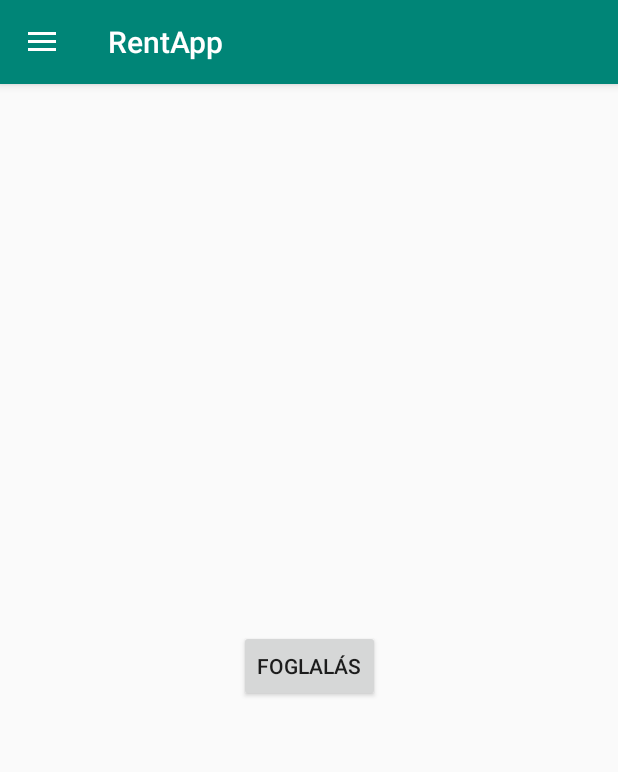
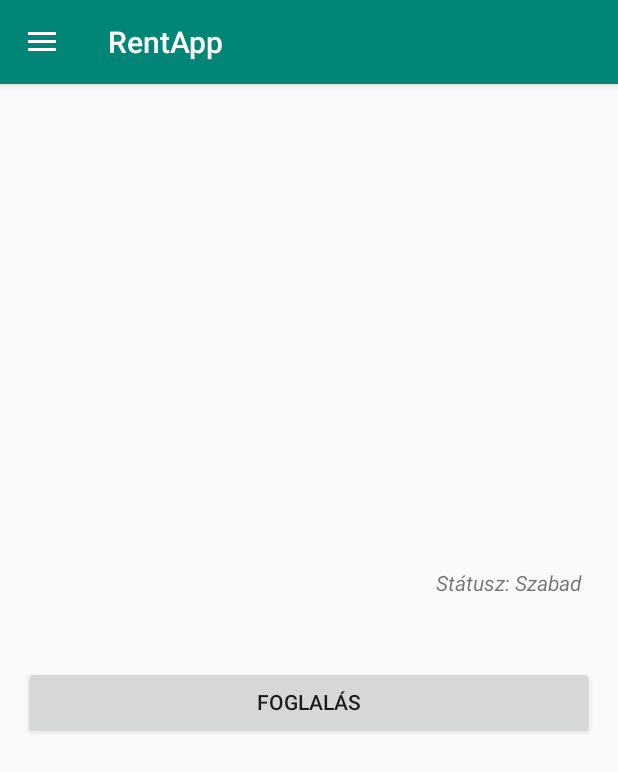
Before and after one commit to stchristian/RentApp, an Android app: the fragment GadgetDetailFragment placed in its activity, on a phone screen of 412 x 824 dp. Shown: the top 772 px of the screen. Run offline under Robolectric (Android 15) with nearby library versions, the phone set to English and light mode, and no system bars; libraries missing offline, so code that uses them is left out: com.google.zxing.integration, rx.android.schedulers, rx.schedulers; pictures from the network do not load; 1 statement that could not run was skipped.

Commit message:
Gadget detail szépítése

```diff
--- a/app/src/main/res/layout/gadget_detail.xml
+++ b/app/src/main/res/layout/gadget_detail.xml
@@ -2,10 +2,12 @@
 <android.support.constraint.ConstraintLayout xmlns:android="http://schemas.android.com/apk/res/android"
     xmlns:app="http://schemas.android.com/apk/res-auto"
     xmlns:tools="http://schemas.android.com/tools"
-    android:id="@+id/linearLayout"
+    android:id="@+id/detailContainer"
     android:layout_width="match_parent"
     android:layout_height="wrap_content"
-    android:orientation="vertical">
+    android:clipToPadding="false"
+    android:orientation="vertical"
+    android:padding="8dp">
 
     <android.support.v4.view.ViewPager
         android:id="@+id/vpImageGallery"
@@ -17,47 +19,63 @@
 
     <android.support.design.widget.TabLayout
         android:id="@+id/tabDots"
-        app:layout_constraintTop_toBottomOf="@id/vpImageGallery"
-        app:layout_constraintStart_toStartOf="parent"
-        app:layout_constraintEnd_toEndOf="parent"
         android:layout_width="match_parent"
         android:layout_height="wrap_content"
+        app:layout_constraintEnd_toEndOf="parent"
+        app:layout_constraintStart_toStartOf="parent"
+        app:layout_constraintTop_toBottomOf="@id/vpImageGallery"
         app:tabBackground="@drawable/tab_selector"
         app:tabGravity="center"
-        app:tabIndicatorHeight="0dp"/>
+        app:tabIndicatorHeight="0dp" />
 
     <TextView
         android:id="@+id/tvGadgetName"
         android:layout_width="wrap_content"
         android:layout_height="wrap_content"
-        tools:text="Eszköz név"
         android:textSize="24sp"
+        android:layout_marginStart="16dp"
+        android:layout_marginLeft="16dp"
+        android:textStyle="bold"
+        app:layout_constraintStart_toStartOf="parent"
+        app:layout_constraintTop_toBottomOf="@id/tabDots"
+        tools:text="Eszköz név" />
+
+    <TextView
+        android:id="@+id/tvGadgetStatus"
+        android:textStyle="italic"
+        android:layout_width="wrap_content"
+        android:layout_height="wrap_content"
+        tools:text="Státusz"
+        android:text="Státusz: Szabad"
+        android:layout_marginEnd="16dp"
+        android:layout_marginRight="16dp"
+        app:layout_constraintBaseline_toBaselineOf="@id/tvGadgetName"
         app:layout_constraintEnd_toEndOf="parent"
-        app:layout_constraintStart_toStartOf="parent"
-        app:layout_constraintTop_toBottomOf="@id/tabDots" />
+        />
 
     <TextView
         android:id="@+id/tvGadgetDescription"
-        android:layout_width="wrap_content"
+        android:layout_width="match_parent"
         android:layout_height="wrap_content"
-        android:layout_marginStart="8dp"
-        android:layout_marginLeft="8dp"
-        android:layout_marginTop="8dp"
-        android:layout_marginEnd="8dp"
-        android:layout_marginRight="8dp"
-        tools:text="Eszköz leírása"
+        android:layout_marginStart="16dp"
+        android:layout_marginLeft="16dp"
+        android:layout_marginTop="16dp"
+        android:layout_marginEnd="16dp"
+        android:layout_marginRight="16dp"
         app:layout_constraintEnd_toEndOf="parent"
         app:layout_constraintStart_toStartOf="parent"
-        app:layout_constraintTop_toBottomOf="@+id/tvGadgetName" />
+        app:layout_constraintTop_toBottomOf="@+id/tvGadgetName"
+        tools:text="Eszköz leírása" />
 
     <Button
-        android:id="@+id/button"
-        android:layout_width="wrap_content"
+        android:id="@+id/btnRent"
+        android:layout_width="match_parent"
         android:layout_height="wrap_content"
         android:layout_marginStart="8dp"
         android:layout_marginLeft="8dp"
         android:layout_marginEnd="8dp"
         android:layout_marginRight="8dp"
+        android:layout_marginTop="8dp"
         android:text="@string/rent"
         app:layout_constraintEnd_toEndOf="parent"
         app:layout_constraintStart_toStartOf="parent"
```
